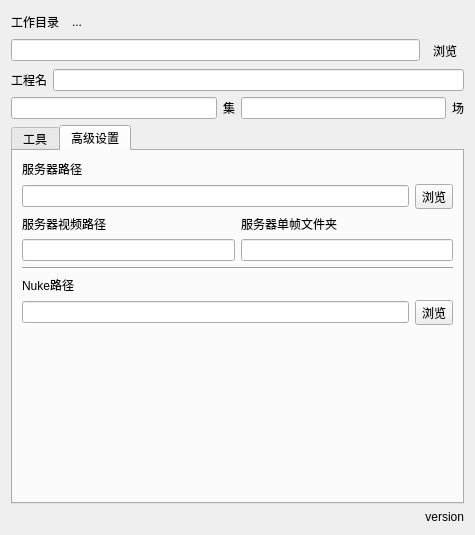
Qt form py/wlf/SceneTools_Dialog.ui (WuLiFang/Nuke) before a commit.
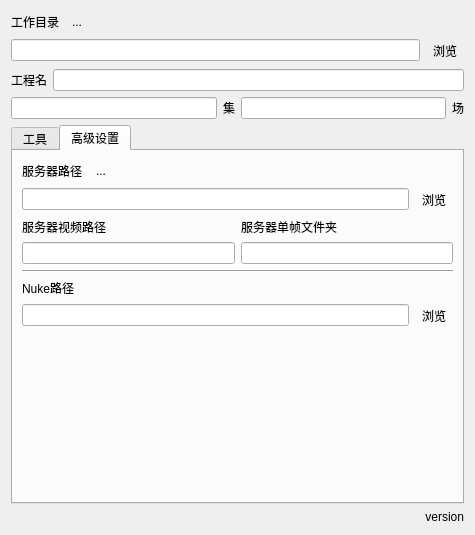
The same form after that commit. The open tabs and pages were chosen to show the change.

```diff
--- a/py/wlf/SceneTools_Dialog.ui
+++ b/py/wlf/SceneTools_Dialog.ui
@@ -483,10 +483,10 @@
       <attribute name="title">
        <string>高级设置</string>
       </attribute>
-      <layout class="QHBoxLayout" name="horizontalLayout_4">
-       <item>
         <layout class="QVBoxLayout" name="verticalLayout_2">
          <item>
+        <layout class="QHBoxLayout" name="horizontalLayout_4">
+         <item>
           <widget class="QLabel" name="label_4">
            <property name="text">
             <string>服务器路径</string>
@@ -494,6 +494,31 @@
           </widget>
          </item>
          <item>
+          <widget class="QToolButton" name="toolButtonOpenServer">
+           <property name="text">
+            <string>...</string>
+           </property>
+           <property name="autoRaise">
+            <bool>true</bool>
+           </property>
+          </widget>
+         </item>
+         <item>
+          <spacer name="horizontalSpacer_2">
+           <property name="orientation">
+            <enum>Qt::Horizontal</enum>
+           </property>
+           <property name="sizeHint" stdset="0">
+            <size>
+             <width>40</width>
+             <height>20</height>
+            </size>
+           </property>
+          </spacer>
+         </item>
+        </layout>
+       </item>
+       <item>
           <layout class="QHBoxLayout" name="horizontalLayout_3">
            <item>
             <widget class="QLineEdit" name="serverEdit">
@@ -507,6 +532,9 @@
              <property name="text">
               <string>浏览</string>
              </property>
+           <property name="autoRaise">
+            <bool>true</bool>
+           </property>
             </widget>
            </item>
           </layout>
@@ -563,6 +591,9 @@
              <property name="text">
               <string>浏览</string>
              </property>
+           <property name="autoRaise">
+            <bool>true</bool>
+           </property>
             </widget>
            </item>
           </layout>
@@ -575,12 +606,10 @@
            <property name="sizeHint" stdset="0">
             <size>
              <width>20</width>
-             <height>40</height>
+           <height>184</height>
             </size>
            </property>
           </spacer>
-         </item>
-        </layout>
        </item>
       </layout>
      </widget>
```
Left out of the diff: 25 changed lines with no effect on the pictures. Lines whose indentation alone changed are shown as unchanged.
